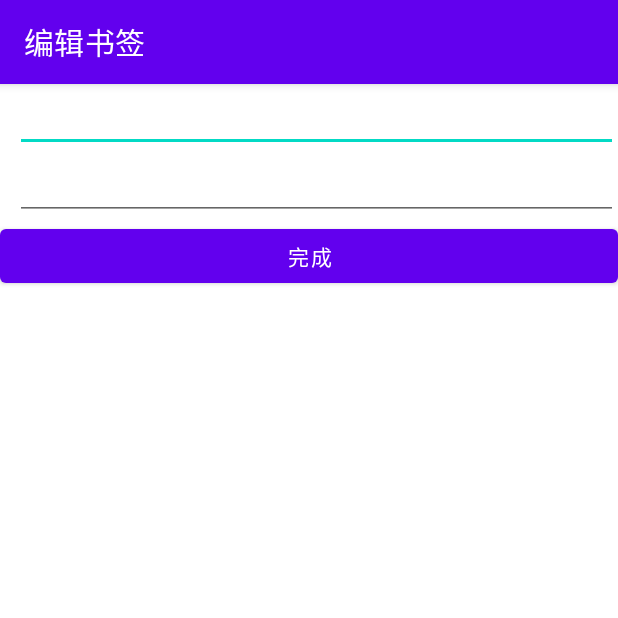
After one commit to tivnantu/FireRabbit, an Android app: the BookmarkEditActivity screen opened directly, with no data from a screen before it, on a phone screen of 412 x 824 dp, the top half of it. The commit adds this screen. Run offline under Robolectric (Android 15) with nearby library versions, the phone set to English and light mode, and no system bars.

Commit message:
实现书签编辑功能

```diff
--- a/app/src/main/java/cn/tivnan/firerabbit/MainAcitivity.java
+++ b/app/src/main/java/cn/tivnan/firerabbit/MainAcitivity.java
@@ -1,12 +1,9 @@
 package cn.tivnan.firerabbit;
 
-import android.app.Dialog;
 import android.content.Context;
-import android.content.DialogInterface;
 import android.content.Intent;
 import android.os.Build;
 import android.os.Bundle;
-import android.util.Log;
 import android.view.KeyEvent;
 import android.view.View;
 import android.webkit.WebSettings;
@@ -18,9 +15,8 @@
 import androidx.appcompat.app.AlertDialog;
 import androidx.appcompat.app.AppCompatActivity;
 
-import java.util.Objects;
-
 import cn.tivnan.firerabbit.controller.BookmarkController;
+import cn.tivnan.firerabbit.view.BookmarkActivity;
 
 public class MainAcitivity extends AppCompatActivity {
 
--- a/app/src/main/java/cn/tivnan/firerabbit/Bookmark.java
+++ b/app/src/main/java/cn/tivnan/firerabbit/entity/Bookmark.java
@@ -1,4 +1,4 @@
-package cn.tivnan.firerabbit;
+package cn.tivnan.firerabbit.entity;
 
 public class Bookmark {
     private String name;//书签的名字
--- /dev/null
+++ b/app/src/main/java/cn/tivnan/firerabbit/view/BookmarkEditActivity.java
@@ -0,0 +1,54 @@
+package cn.tivnan.firerabbit.view;
+
+import androidx.appcompat.app.AppCompatActivity;
+
+import android.content.Intent;
+import android.os.Bundle;
+import android.view.View;
+import android.widget.Button;
+import android.widget.EditText;
+
+import cn.tivnan.firerabbit.R;
+import cn.tivnan.firerabbit.entity.Bookmark;
+
+public class BookmarkEditActivity extends AppCompatActivity {
+    private String name, url;
+    private int pos;//回传给BookmarkActivity，定位
+    private EditText bookmark_name, bookmark_url;
+    private Button confirm;
+
+    @Override
+    protected void onCreate(Bundle savedInstanceState) {
+        super.onCreate(savedInstanceState);
+        setContentView(R.layout.activity_bookmark_edit);
+        initBookmark();
+
+        //点击完成按钮提交修改，回传修改后的newName和newUrl给BookmarkActivity
+        confirm.setOnClickListener(new View.OnClickListener() {
+            @Override
+            public void onClick(View v) {
+                String newName = bookmark_name.getText().toString();
+                String newUrl = bookmark_url.getText().toString();
+                Intent intentBack = new Intent();
+                intentBack.putExtra("newName", newName);
+                intentBack.putExtra("newUrl", newUrl);
+                intentBack.putExtra("pos", pos);
+                setResult(RESULT_OK, intentBack);
+                finish();
+            }
+        });
+    }
+    private void initBookmark(){
+        bookmark_name = findViewById(R.id.bookmark_name);
+        bookmark_url = findViewById(R.id.bookmark_url);
+        confirm = findViewById(R.id.confirm_button);
+        //获取从BookmarkActivity传入的intent中包含的书签name和url并显示
+        Intent intent = getIntent();
+        name = intent.getStringExtra("name");
+        url = intent.getStringExtra("url");
+        pos = intent.getIntExtra("pos", 0);
+        bookmark_name.setText(name);
+        bookmark_url.setText(url);
+
+    }
+}
--- a/app/src/main/res/layout/activity_bookmark.xml
+++ b/app/src/main/res/layout/activity_bookmark.xml
@@ -4,7 +4,7 @@
     xmlns:tools="http://schemas.android.com/tools"
     android:layout_width="match_parent"
     android:layout_height="match_parent"
-    tools:context=".BookmarkActivity">
+    tools:context=".view.BookmarkActivity">
 
 
     <androidx.recyclerview.widget.RecyclerView
--- /dev/null
+++ b/app/src/main/res/layout/activity_bookmark_edit.xml
@@ -0,0 +1,24 @@
+<?xml version="1.0" encoding="utf-8"?>
+<LinearLayout xmlns:android="http://schemas.android.com/apk/res/android"
+    android:layout_width="match_parent"
+    android:layout_height="match_parent"
+    android:orientation="vertical">
+
+    <EditText
+        android:id="@+id/bookmark_name"
+        android:text="name"
+        android:layout_width="match_parent"
+        android:layout_height="wrap_content"
+        android:layout_marginLeft="10dp"/>
+    <EditText
+        android:id="@+id/bookmark_url"
+        android:text="url"
+        android:layout_width="match_parent"
+        android:layout_height="wrap_content"
+        android:layout_marginLeft="10dp"/>
+    <Button
+        android:id="@+id/confirm_button"
+        android:layout_width="match_parent"
+        android:layout_height="wrap_content"
+        android:text="完成"/>
+</LinearLayout>
--- a/app/src/main/res/layout/bookmark_item.xml
+++ b/app/src/main/res/layout/bookmark_item.xml
@@ -4,7 +4,7 @@
     android:layout_height="30dp"
     android:layout_margin="5dp">
 
-    <TextView
+    <ImageView
         android:id="@+id/bookmark_item_img"
         android:src="@drawable/ic_launcher_foreground"
         android:layout_width="20dp"
--- a/app/src/main/res/values/strings.xml
+++ b/app/src/main/res/values/strings.xml
@@ -1,3 +1,7 @@
 <resources>
     <string name="app_name">FireRabbit</string>
+    <string name="title_activity_bookmark_eidt">MainActivity</string>
+    <string name="title_home">Home</string>
+    <string name="title_dashboard">Dashboard</string>
+    <string name="title_notifications">Notifications</string>
 </resources>
```
Also changed, not shown: app/build.gradle (+7 -0 lines), app/src/main/AndroidManifest.xml (+8 -4 lines), app/src/main/java/cn/tivnan/firerabbit/BookmarkActivity.java (deleted, +0 -91 lines), app/src/main/java/cn/tivnan/firerabbit/adapter/BookmarkAdapter.java (renamed from app/src/main/java/cn/tivnan/firerabbit/BookmarkAdapter.java, +13 -2 lines), app/src/main/java/cn/tivnan/firerabbit/controller/BookmarkController.java (+28 -2 lines), app/src/main/java/cn/tivnan/firerabbit/model/BookmarkDataHelper.java (+13 -0 lines), app/src/main/java/cn/tivnan/firerabbit/view/BookmarkActivity.java (added, +118 -0 lines).
